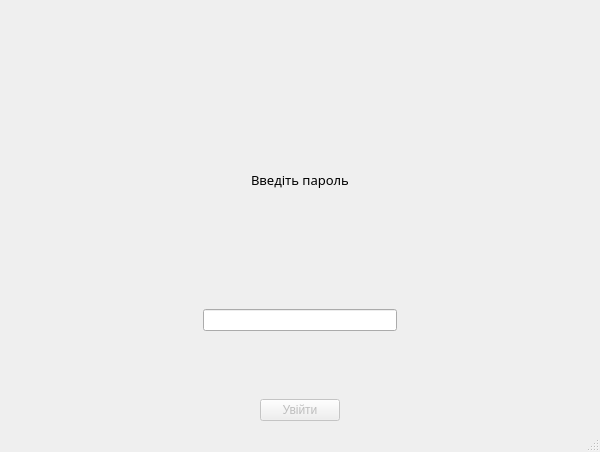
First picture: the form in gui/2fa.ui, repository andrii-shchur/TeleCloud, before the edit.
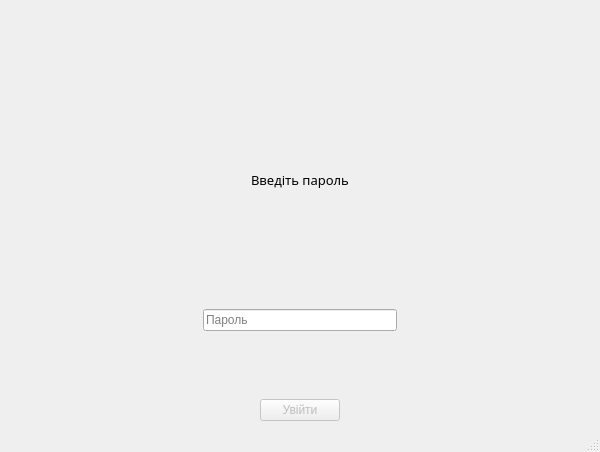
Second picture: the form after the edit. Icons and pictures are not drawn.

```diff
--- a/gui/2fa.ui
+++ b/gui/2fa.ui
@@ -179,6 +179,9 @@
             <property name="dragEnabled">
              <bool>false</bool>
             </property>
+            <property name="placeholderText">
+             <string>Пароль</string>
+            </property>
             <property name="clearButtonEnabled">
              <bool>false</bool>
             </property>
```
